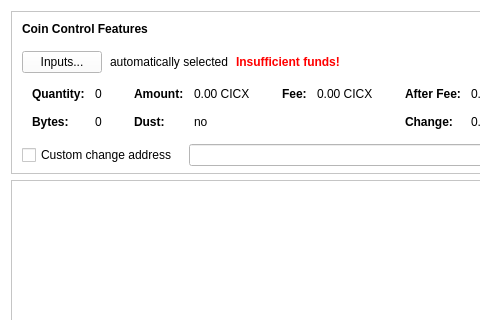
Above: src/qt/forms/sendcoinsdialog.ui from cicxcoin/cicoin-old before the change; both pictures show x 0 to 480 and y 0 to 320 of the 850 by 526 pixel window. Below: the same form after it.
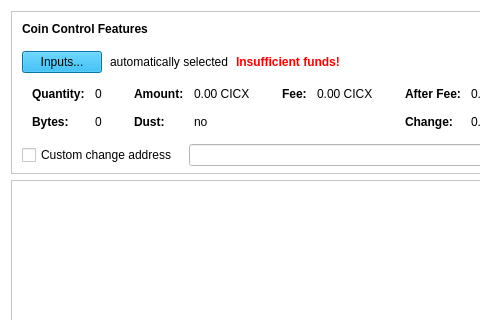
That is the form after the change. Icons and pictures are not drawn. Custom widgets are drawn as their Qt base class.

Commit message: Send dialog

The edit to the form file:
```diff
--- a/src/qt/forms/sendcoinsdialog.ui
+++ b/src/qt/forms/sendcoinsdialog.ui
@@ -10,6 +10,124 @@
     <height>526</height>
    </rect>
   </property>
+  <property name="palette">
+   <palette>
+    <active>
+     <colorrole role="Button">
+      <brush brushstyle="SolidPattern">
+       <color alpha="255">
+        <red>14</red>
+        <green>181</green>
+        <blue>246</blue>
+       </color>
+      </brush>
+     </colorrole>
+     <colorrole role="Midlight">
+      <brush brushstyle="SolidPattern">
+       <color alpha="255">
+        <red>232</red>
+        <green>232</green>
+        <blue>225</blue>
+       </color>
+      </brush>
+     </colorrole>
+     <colorrole role="Base">
+      <brush brushstyle="SolidPattern">
+       <color alpha="255">
+        <red>255</red>
+        <green>255</green>
+        <blue>255</blue>
+       </color>
+      </brush>
+     </colorrole>
+     <colorrole role="Window">
+      <brush brushstyle="SolidPattern">
+       <color alpha="255">
+        <red>255</red>
+        <green>255</green>
+        <blue>255</blue>
+       </color>
+      </brush>
+     </colorrole>
+    </active>
+    <inactive>
+     <colorrole role="Button">
+      <brush brushstyle="SolidPattern">
+       <color alpha="255">
+        <red>10</red>
+        <green>164</green>
+        <blue>227</blue>
+       </color>
+      </brush>
+     </colorrole>
+     <colorrole role="Midlight">
+      <brush brushstyle="SolidPattern">
+       <color alpha="255">
+        <red>227</red>
+        <green>227</green>
+        <blue>227</blue>
+       </color>
+      </brush>
+     </colorrole>
+     <colorrole role="Base">
+      <brush brushstyle="SolidPattern">
+       <color alpha="255">
+        <red>255</red>
+        <green>255</green>
+        <blue>255</blue>
+       </color>
+      </brush>
+     </colorrole>
+     <colorrole role="Window">
+      <brush brushstyle="SolidPattern">
+       <color alpha="255">
+        <red>255</red>
+        <green>255</green>
+        <blue>255</blue>
+       </color>
+      </brush>
+     </colorrole>
+    </inactive>
+    <disabled>
+     <colorrole role="Button">
+      <brush brushstyle="SolidPattern">
+       <color alpha="255">
+        <red>255</red>
+        <green>255</green>
+        <blue>255</blue>
+       </color>
+      </brush>
+     </colorrole>
+     <colorrole role="Midlight">
+      <brush brushstyle="SolidPattern">
+       <color alpha="255">
+        <red>247</red>
+        <green>247</green>
+        <blue>247</blue>
+       </color>
+      </brush>
+     </colorrole>
+     <colorrole role="Base">
+      <brush brushstyle="SolidPattern">
+       <color alpha="255">
+        <red>255</red>
+        <green>255</green>
+        <blue>255</blue>
+       </color>
+      </brush>
+     </colorrole>
+     <colorrole role="Window">
+      <brush brushstyle="SolidPattern">
+       <color alpha="255">
+        <red>255</red>
+        <green>255</green>
+        <blue>255</blue>
+       </color>
+      </brush>
+     </colorrole>
+    </disabled>
+   </palette>
+  </property>
   <property name="windowTitle">
    <string>Send Coins</string>
   </property>
@@ -107,7 +225,7 @@
           <item>
            <widget class="QPushButton" name="pushButtonCoinControl">
             <property name="styleSheet">
-             <string notr="true"/>
+             <string notr="true">background-color: rgb(10, 164, 227);</string>
             </property>
             <property name="text">
              <string>Inputs...</string>
```
